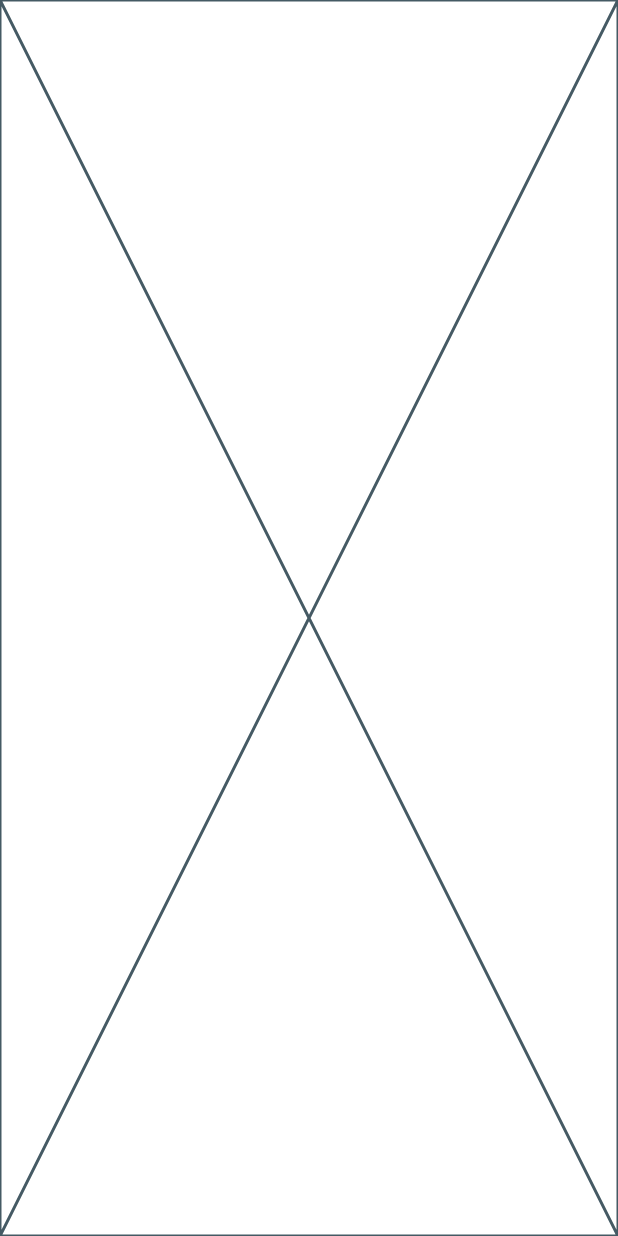
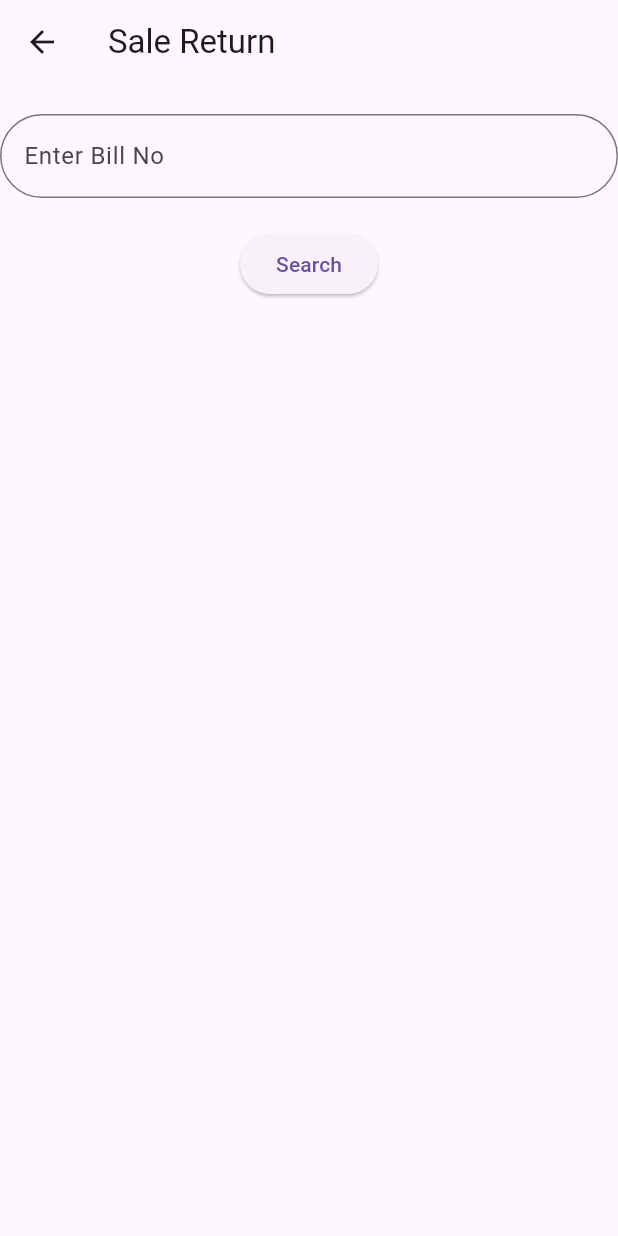
Before and after one commit to muhammadhusnain531/posnext_mobile, a Flutter app: the screen it shows after launch, in the side drawer, after a tap on "Return", on a phone screen of 412 x 824 dp. Run offline on Flutter 3.47's test engine with Material 3 defaults, Android fonts, the phone set to English and light mode, and no system bars.

Commit message:
work on sale return screen

```diff
--- a/lib/screen/ReturnScreen.dart
+++ b/lib/screen/ReturnScreen.dart
@@ -5,6 +5,19 @@ class ReturnScreen extends StatelessWidget {
 
   @override
   Widget build(BuildContext context) {
-    return const Placeholder();
+    return Scaffold(
+      appBar: AppBar(title: Text('Sale Return'),),
+      body: Column(
+        children: [
+          Padding(padding: EdgeInsets.all(10)),
+          TextField(
+            decoration: InputDecoration(label: Text('Enter Bill No'),
+                border: OutlineInputBorder(borderRadius:BorderRadius.circular(30.0))),
+          ),
+          Padding(padding: EdgeInsets.all(10))
+          ,ElevatedButton(onPressed: (){}, child: Text('Search'))
+        ],
+      ),
+    );
   }
 }
```
